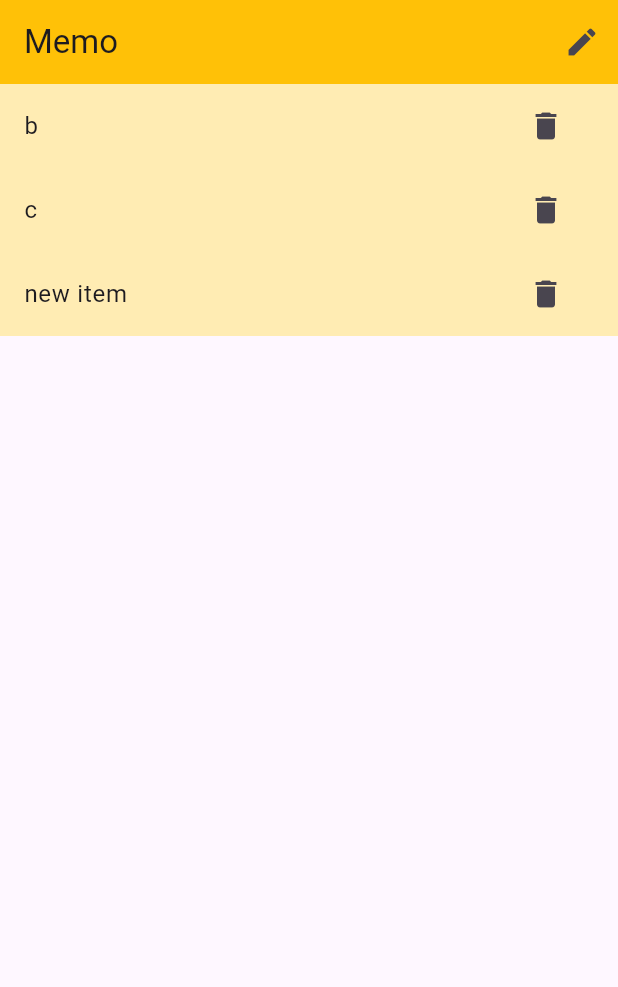
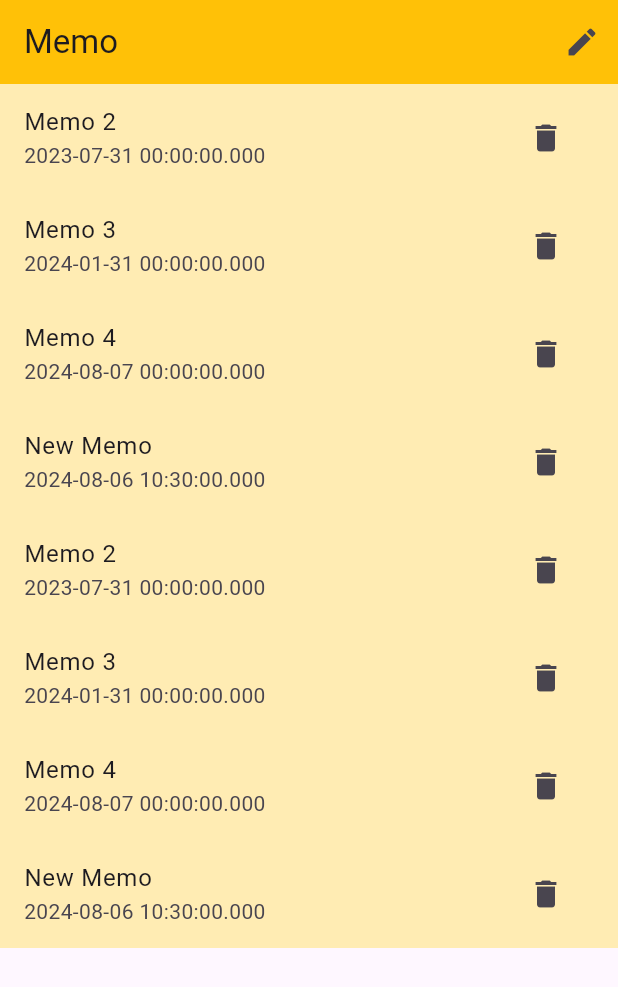
Before and after one commit to lshee9008/flutter_memo_test, a Flutter app: the screen it shows after launch, after a tap on the "delete" icon, after a tap on the "create" icon, on a phone screen of 412 x 824 dp. Shown: the top 987 px of the screen. Run offline on Flutter 3.47's test engine with Material 3 defaults, Android fonts, the phone set to English and light mode, and no system bars.

Commit message:
8강 커스텀 위젯

```diff
--- a/lib/main.dart
+++ b/lib/main.dart
@@ -1,4 +1,5 @@
 import 'package:flutter/material.dart';
+import 'models/memo_data.dart';
 
 void main() {
   runApp(const MyApp());
@@ -25,7 +26,12 @@ class MyMemoAppPage extends StatefulWidget {
 }
 
 class _MyMemoAppPageState extends State<MyMemoAppPage> {
-  List<String> items = ['a', 'b', 'c'];
+  List<MemoData> items = [
+    MemoData(content: 'Memo 1', createAt: DateTime(2022, 12, 31)),
+    MemoData(content: 'Memo 2', createAt: DateTime(2023, 07, 31)),
+    MemoData(content: 'Memo 3', createAt: DateTime(2024, 01, 31)),
+    MemoData(content: 'Memo 4', createAt: DateTime(2024, 08, 07))
+  ];
 
   @override
   void initState() {
@@ -51,30 +57,67 @@ class _MyMemoAppPageState extends State<MyMemoAppPage> {
           IconButton(
             onPressed: () {
               setState(() {
-                items.add('new item');
+                items.add(
+                    MemoData(content: "New Memo", createAt: DateTime.now()));
               });
             },
             icon: Icon(Icons.create),
           ),
         ],
       ),
-      body: ListView.builder(
+      body: Column(
+        children: [
+          CustomListView(
+            items: items,
+            onDelete: (index) {
+              setState(() {
+                items.removeAt(index);
+              });
+            },
+          ),
+          CustomListView(
+            items: items,
+            onDelete: (index) {
+              setState(() {
+                items.removeAt(index);
+              });
+            },
+          ),
+        ],
+      ),
+    );
+  }
+}
+
+class CustomListView extends StatelessWidget {
+  final List<MemoData> items;
+  final Function(int) onDelete;
+
+  const CustomListView({
+    super.key,
+    required this.items,
+    required this.onDelete,
+  });
+
+  @override
+  Widget build(BuildContext context) {
+    return ListView.builder(
+      shrinkWrap: true,
+      physics: NeverScrollableScrollPhysics(),
       itemCount: items.length,
       itemBuilder: (context, index) {
         return ListTile(
-            title: Text(items[index]),
+          title: Text(items[index].content),
+          subtitle: Text('${items[index].createAt}'),
           tileColor: Colors.amber[100],
           trailing: IconButton(
             onPressed: () {
-                setState(() {
-                  items.removeAt(index);
-                });
+              onDelete(index);
             },
             icon: Icon(Icons.delete),
           ),
         );
       },
-      ),
     );
   }
 }
--- /dev/null
+++ b/lib/models/memo_data.dart
@@ -0,0 +1,6 @@
+class MemoData {
+  String content;
+  final DateTime createAt;
+
+  MemoData({required this.content, required this.createAt});
+}
```
Lines whose indentation alone changed are shown as unchanged.
